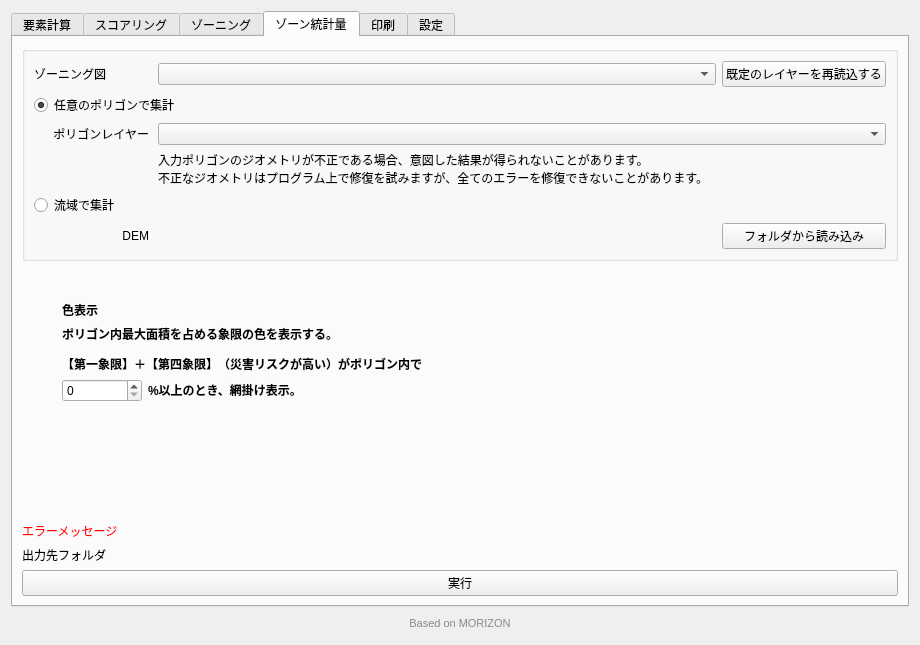
Above: forest_zoning_main_dialog.ui from raw-slnc/morizon_next before the change. Below: the same form after it.
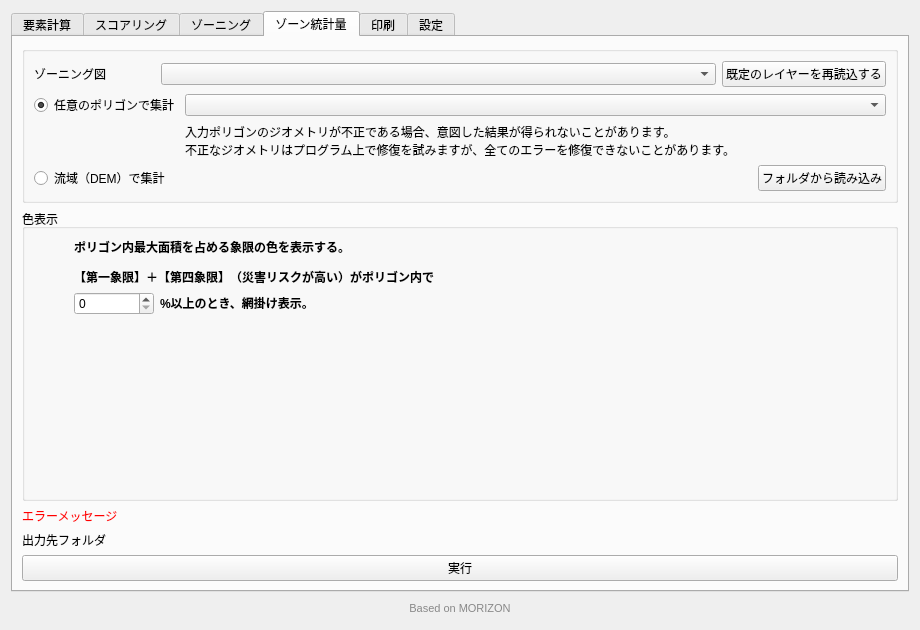
That is the form after the change. The open tabs and pages were chosen to show the change. Icons and pictures are not drawn. Custom widgets are drawn as their Qt base class.

Commit message:
0.1.7：設定とゾーン統計量の画面配置を整理
- 設定画面のスコア設定と要素計算の詳細設定を「スコア」「要素計算」のタブに分け、説明文と表示の高さを調整
- ゾーン統計量のゾーニング図、任意ポリゴン、流域DEMの入力欄を整理し、色表示の設定を枠内にまとめる
- エラーメッセージの初期表示と不要な空白を整理
- versionを0.1.7に更新し、changelogを追加

The edit to the form file:
```diff
--- a/forest_zoning_main_dialog.ui
+++ b/forest_zoning_main_dialog.ui
@@ -425,12 +425,6 @@
          </property>
          <property name="text">
           <string>エラーメッセージ
-エラーメッセージ
-エラーメッセージ
-エラーメッセージ
-エラーメッセージ
-エラーメッセージ
-エラーメッセージ
 エラーメッセージ</string>
          </property>
         </widget>
@@ -1607,6 +1601,10 @@
       </attribute>
       <layout class="QGridLayout" name="gridLayout_11">
        <item row="2" column="0">
+        <widget class="QGroupBox" name="aggregateStyleGroupBox">
+         <property name="title">
+          <string>色表示</string>
+         </property>
         <layout class="QHBoxLayout" name="horizontalLayout_8">
          <item>
           <spacer name="horizontalSpacer_5">
@@ -1626,13 +1624,6 @@
          </item>
          <item>
           <layout class="QVBoxLayout" name="verticalLayout_10">
-           <item>
-            <widget class="QLabel" name="label_9">
-             <property name="text">
-              <string>&lt;html&gt;&lt;head/&gt;&lt;body&gt;&lt;p&gt;&lt;span style=&quot; font-weight:600;&quot;&gt;色表示&lt;/span&gt;&lt;/p&gt;&lt;/body&gt;&lt;/html&gt;</string>
-             </property>
-            </widget>
-           </item>
            <item>
             <widget class="QLabel" name="label_41">
              <property name="text">
@@ -1730,6 +1721,7 @@
           </widget>
          </item>
         </layout>
+        </widget>
        </item>
        <item row="4" column="0">
         <layout class="QHBoxLayout" name="horizontalLayout_7">
@@ -1774,65 +1766,24 @@
          <layout class="QVBoxLayout" name="aggregateLayersGroupLayout">
           <item>
         <layout class="QGridLayout" name="gridLayout_5">
-         <item row="0" column="2">
-          <widget class="QPushButton" name="aggregateSetLayersButton">
-           <property name="text">
-            <string>既定のレイヤーを再読込する</string>
-           </property>
-          </widget>
-         </item>
-         <item row="6" column="0">
-          <widget class="QLabel" name="label_5">
-           <property name="styleSheet">
-            <string notr="true">margin-left:16px;</string>
-           </property>
-           <property name="text">
-            <string>DEM</string>
-           </property>
-           <property name="alignment">
-            <set>Qt::AlignRight|Qt::AlignTrailing|Qt::AlignVCenter</set>
-           </property>
-          </widget>
-         </item>
-         <item row="3" column="1" colspan="2">
-          <widget class="QgsMapLayerComboBox" name="aggregatePolygonLayerCommbobox">
-           <property name="sizePolicy">
-            <sizepolicy hsizetype="Expanding" vsizetype="Fixed">
-             <horstretch>0</horstretch>
-             <verstretch>0</verstretch>
-            </sizepolicy>
-           </property>
-          </widget>
-         </item>
-         <item row="3" column="0">
-          <widget class="QLabel" name="aggregateVectorLayerText">
-           <property name="styleSheet">
-            <string notr="true">margin-left:16px;</string>
-           </property>
-           <property name="text">
-            <string>ポリゴンレイヤー</string>
-           </property>
-           <property name="alignment">
-            <set>Qt::AlignRight|Qt::AlignTrailing|Qt::AlignVCenter</set>
-           </property>
-          </widget>
-         </item>
          <item row="0" column="0">
+          <layout class="QHBoxLayout" name="aggregateZoningRow" stretch="0,1,0">
+           <item>
           <widget class="QLabel" name="aggregateVectorLayerText_2">
+             <property name="minimumSize">
+              <size>
+               <width>121</width>
+               <height>0</height>
+              </size>
+             </property>
            <property name="text">
             <string>ゾーニング図</string>
            </property>
           </widget>
          </item>
-         <item row="4" column="1">
-          <widget class="QLabel" name="label_8">
-           <property name="text">
-            <string>入力ポリゴンのジオメトリが不正である場合、意図した結果が得られないことがあります。
-不正なジオメトリはプログラム上で修復を試みますが、全てのエラーを修復できないことがあります。</string>
-           </property>
-          </widget>
-         </item>
-         <item row="0" column="1">
+           <item>
+            <layout class="QVBoxLayout" name="aggregateZoningColumnLayout">
+             <item>
           <widget class="QgsMapLayerComboBox" name="aggregateZoningLayerCombobox">
            <property name="sizePolicy">
             <sizepolicy hsizetype="Expanding" vsizetype="Fixed">
@@ -1842,14 +1793,20 @@
            </property>
           </widget>
          </item>
-         <item row="5" column="0" colspan="3">
-          <widget class="QRadioButton" name="radioButtonWatershed">
+            </layout>
+           </item>
+           <item>
+            <widget class="QPushButton" name="aggregateSetLayersButton">
            <property name="text">
-            <string>流域で集計</string>
+              <string>既定のレイヤーを再読込する</string>
            </property>
           </widget>
          </item>
-         <item row="1" column="0" colspan="3">
+          </layout>
+         </item>
+         <item row="1" column="0">
+          <layout class="QGridLayout" name="aggregatePolygonGrid" columnstretch="0,1">
+           <item row="0" column="0">
           <widget class="QRadioButton" name="radioButtonPolygon">
            <property name="text">
             <string>任意のポリゴンで集計</string>
@@ -1859,17 +1816,46 @@
            </property>
           </widget>
          </item>
-         <item row="6" column="1">
+           <item row="0" column="1">
+            <widget class="QgsMapLayerComboBox" name="aggregatePolygonLayerCommbobox">
+             <property name="sizePolicy">
+              <sizepolicy hsizetype="Expanding" vsizetype="Fixed">
+               <horstretch>0</horstretch>
+               <verstretch>0</verstretch>
+              </sizepolicy>
+             </property>
+            </widget>
+           </item>
+           <item row="1" column="1">
+            <widget class="QLabel" name="label_8">
+             <property name="text">
+              <string>入力ポリゴンのジオメトリが不正である場合、意図した結果が得られないことがあります。
+不正なジオメトリはプログラム上で修復を試みますが、全てのエラーを修復できないことがあります。</string>
+             </property>
+            </widget>
+           </item>
+          </layout>
+         </item>
+         <item row="4" column="0">
+          <layout class="QHBoxLayout" name="aggregateWatershedRow" stretch="0,1,0">
+           <item>
+            <widget class="QRadioButton" name="radioButtonWatershed">
+             <property name="text">
+              <string>流域（DEM）で集計</string>
+             </property>
+            </widget>
+           </item>
+           <item>
           <widget class="QgsFileWidget" name="aggregateDemFileWidget">
            <property name="sizePolicy">
-            <sizepolicy hsizetype="Preferred" vsizetype="Preferred">
+              <sizepolicy hsizetype="Expanding" vsizetype="Fixed">
              <horstretch>0</horstretch>
              <verstretch>0</verstretch>
             </sizepolicy>
            </property>
           </widget>
          </item>
-         <item row="6" column="2">
+           <item>
           <widget class="QPushButton" name="aggregateSetDemButton">
            <property name="text">
             <string>フォルダから読み込み</string>
@@ -1879,13 +1865,8 @@
         </layout>
           </item>
          </layout>
-        </widget>
-       </item>
-       <item row="1" column="0">
-        <widget class="QLabel" name="label_35">
-         <property name="text">
-          <string>&lt;html&gt;&lt;head/&gt;&lt;body&gt;&lt;p&gt;&lt;br/&gt;&lt;/p&gt;&lt;/body&gt;&lt;/html&gt;</string>
-         </property>
+          </item>
+         </layout>
         </widget>
        </item>
       </layout>
```
Lines whose indentation alone changed are shown as unchanged. The commit also changes 4 other files.
